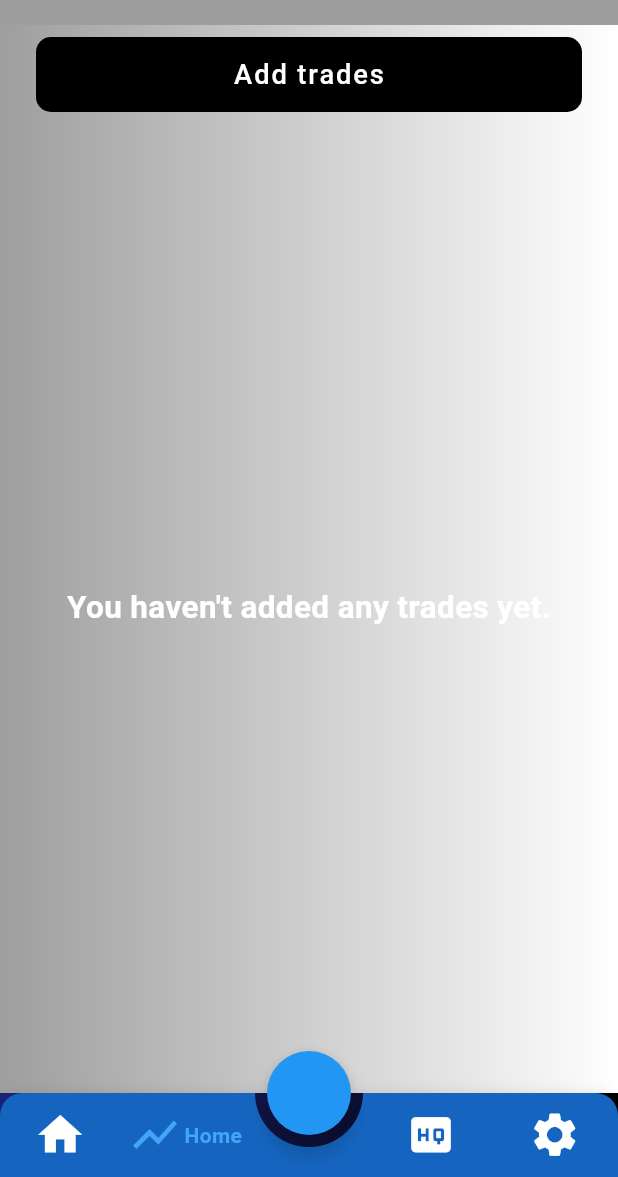
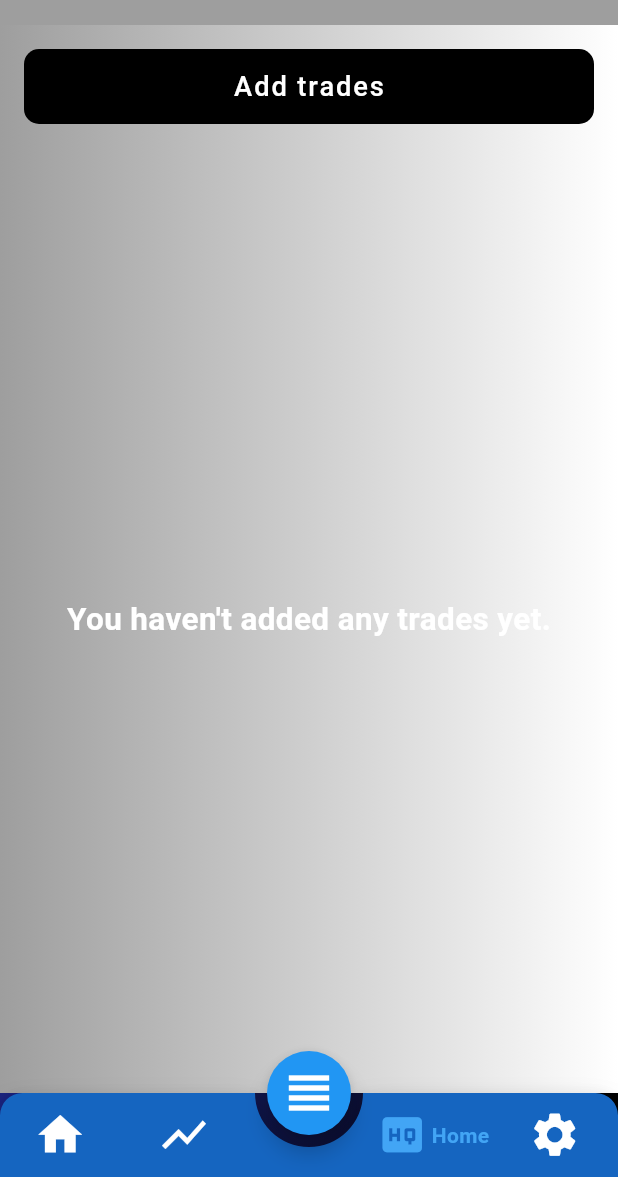
Before and after one commit to Snojj25/WaveRSM_app, a Flutter app: the TradesScreen screen opened directly with empty values, on a phone screen of 412 x 824 dp, the part 59-1236 px from its top. Run offline on Flutter 3.47's test engine with Material 2 defaults, Android fonts, the phone set to English and light mode, and no system bars; drawn by our look-alikes of animated_bottom_navigation_bar; our stand-ins replace carousel_slider, cloud_firestore, file_picker, firebase_auth, firebase_storage, font_awesome_flutter and 5 more; missing offline and left inert: firebase_ml_vision, global_configuration; accounts and stored records are empty.

Commit message:
updated flutter version

```diff
--- a/lib/main.dart
+++ b/lib/main.dart
@@ -48,7 +48,6 @@ class MyApp extends StatelessWidget {
                   black: Typography.blackHelsinki,
                   white: Typography.whiteMountainView,
                 ),
-                cursorColor: Colors.white,
                 hintColor: Colors.white60,
                 textTheme: TextTheme(
                   bodyText1: TextStyle(color: Colors.grey[600]),
--- a/lib/screens/trades/trade_stats/chart_helpers.dart
+++ b/lib/screens/trades/trade_stats/charts/chart_helpers.dart
@@ -1,9 +1,9 @@
 import 'package:flutter/material.dart';
 import 'package:intl/intl.dart';
 
-import '../../../models/trade.model.dart';
-import 'charts/circular_symbol_chart.dart';
-import 'charts/column_symbols_chart.dart';
+import '../../../../models/trade.model.dart';
+import 'circular_symbol_chart.dart';
+import 'column_symbols_chart.dart';
 
 // & 2. SYMBOL PROFIT CHART ==========================================
 // & ================================================================
--- a/lib/screens/trades/trade_stats/charts/circular_symbol_chart.dart
+++ b/lib/screens/trades/trade_stats/charts/circular_symbol_chart.dart
@@ -2,7 +2,7 @@ import 'package:flutter/material.dart';
 import 'package:forex_app/screens/trades/trades_screen.dart';
 import 'package:syncfusion_flutter_charts/charts.dart';
 
-import '../chart_helpers.dart';
+import 'chart_helpers.dart';
 
 class CircularSymbolChart extends StatelessWidget {
   final String posNegAll;
--- a/lib/screens/trades/trade_stats/charts/column_symbols_chart.dart
+++ b/lib/screens/trades/trade_stats/charts/column_symbols_chart.dart
@@ -2,7 +2,7 @@ import 'package:flutter/material.dart';
 import 'package:syncfusion_flutter_charts/charts.dart';
 
 import '../../trades_screen.dart';
-import '../chart_helpers.dart';
+import 'chart_helpers.dart';
 
 class ColumnSymbolChart extends StatelessWidget {
   final String posNegAll;
--- a/lib/screens/trades/trade_stats/charts/first_chart.dart
+++ b/lib/screens/trades/trade_stats/charts/first_chart.dart
@@ -3,7 +3,7 @@ import 'package:syncfusion_flutter_charts/charts.dart';
 
 import '../../../../models/trade.model.dart';
 import '../../trades_screen.dart';
-import '../chart_helpers.dart';
+import 'chart_helpers.dart';
 
 // * 1. PROFIT BY MONTH CHART =======================================
 // * ================================================================
--- a/lib/screens/trades/trades-screen-helpers/image_labeler.dart
+++ b/lib/screens/trades/trades-screen-helpers/image_labeler.dart
@@ -31,7 +31,7 @@ class _TradeImageLabelerState extends State<TradeImageLabeler> {
       children: [
         Padding(
           padding: const EdgeInsets.all(8.0),
-          child: FlatButton(
+          child: TextButton(
             onPressed: () async {
               setState(() {
                 isLoading = true;
--- a/lib/screens/trades/trades_screen.dart
+++ b/lib/screens/trades/trades_screen.dart
@@ -1,6 +1,9 @@
 import 'package:flutter/foundation.dart';
 import 'package:flutter/material.dart';
+import 'package:forex_app/screens/settings/app_settings.config.dart';
 import 'package:forex_app/shared/bottom_nav_bar.dart';
+import 'package:forex_app/shared/overlays.dart';
+import 'package:global_configuration/global_configuration.dart';
 import 'package:provider/provider.dart';
 
 import './trades-screen-helpers/all_trades.dart';
@@ -13,10 +16,88 @@ import '../../shared/app_drawer.dart';
 
 List<Trade> allTrades = [];
 
-class TradesScreen extends StatelessWidget {
+class TradesScreen extends StatefulWidget {
   const TradesScreen({Key key, @required this.colorScheme}) : super(key: key);
   static const routeName = "trades-screen";
   final String colorScheme;
+
+  @override
+  _TradesScreenState createState() => _TradesScreenState();
+}
+
+class _TradesScreenState extends State<TradesScreen>
+    with SingleTickerProviderStateMixin {
+  bool isLoading = true;
+  String colorScheme;
+  bool isModalOpen = false;
+
+  List<OverlayEntry> _entries;
+
+  AnimationController _controller;
+  Animation<double> _animation1;
+  Animation<double> _animation2;
+  Animation<double> _animation3;
+
+  List<Animation> _animations;
+
+  List<dynamic> _functions;
+
+  List<IconData> _icons = [Icons.ac_unit, Icons.feedback, Icons.pie_chart];
+
+  @override
+  void initState() {
+    getColorScheme().then((value) {
+      GlobalConfiguration().addValue("colorScheme", value);
+      setState(() {
+        colorScheme = value;
+      });
+    }).catchError((err) {
+      print("error code: failed home screen init state color scheme set");
+      print(err);
+    });
+    isLoading = false;
+
+    _controller = AnimationController(
+      vsync: this,
+      duration: Duration(milliseconds: 800),
+    );
+    _animation1 = Tween<double>(begin: 1, end: 0.15).animate(
+      CurvedAnimation(
+        parent: _controller,
+        curve: Interval(0.0, 0.6, curve: Curves.decelerate),
+      ),
+    );
+    _animation2 = Tween<double>(begin: 1, end: 0.08).animate(
+      CurvedAnimation(
+        parent: _controller,
+        curve: Interval(0.0, 0.8, curve: Curves.decelerate),
+      ),
+    );
+    _animation3 = Tween<double>(begin: 1, end: 0.01).animate(
+      CurvedAnimation(
+        parent: _controller,
+        curve: Interval(0.0, 1.0, curve: Curves.decelerate),
+      ),
+    );
+
+    _animations = [_animation1, _animation2, _animation3];
+
+    void f1() {
+      print("f1");
+    }
+
+    void f2() {
+      print("f2");
+    }
+
+    void f3() {
+      print("f3");
+    }
+
+    _functions = [f1, f2, f3];
+
+    super.initState();
+  }
 
   @override
   Widget build(BuildContext context) {
@@ -25,15 +106,17 @@ class TradesScreen extends StatelessWidget {
       // backgroundColor: Colors.red,
       appBar: AppBar(
         backgroundColor:
-            colorScheme == "dark" ? Colors.black : Colors.grey[500],
+            widget.colorScheme == "dark" ? Colors.black : Colors.grey[500],
         elevation: 0,
         iconTheme: IconThemeData(
-            color: colorScheme == "dark" ? Colors.white : Colors.black),
-        brightness: colorScheme == "dark" ? Brightness.dark : Brightness.light,
+            color: widget.colorScheme == "dark" ? Colors.white : Colors.black),
+        brightness:
+            widget.colorScheme == "dark" ? Brightness.dark : Brightness.light,
         title: Text(
           'Your Trades',
           style: TextStyle(
-              color: colorScheme == "dark" ? Colors.white : Colors.black),
+              color:
+                  widget.colorScheme == "dark" ? Colors.white : Colors.black),
         ),
         actions: [
           IconButton(
@@ -43,7 +126,8 @@ class TradesScreen extends StatelessWidget {
                   .push(
                     MaterialPageRoute(
                       builder: (ctx) => TradeStatsScreen(
-                          allTrades: allTrades, colorScheme: colorScheme),
+                          allTrades: allTrades,
+                          colorScheme: widget.colorScheme),
                     ),
                   )
                   .catchError((err) => {
@@ -54,13 +138,13 @@ class TradesScreen extends StatelessWidget {
         ],
       ),
       //  ================================================================
-      drawer:
-          AppDrawer(colorScheme: colorScheme, userData: userData, active: 1),
+      drawer: AppDrawer(
+          colorScheme: widget.colorScheme, userData: userData, active: 1),
       //  ================================================================
       body: Container(
         decoration: BoxDecoration(
           gradient: LinearGradient(
-            colors: colorScheme == "dark"
+            colors: widget.colorScheme == "dark"
                 ? [Colors.indigo[900], Colors.grey[900]]
                 : [Colors.grey[500], Colors.white],
           ),
@@ -68,17 +152,24 @@ class TradesScreen extends StatelessWidget {
         child: img_labeler.TradeImageLabeler(),
       ),
       //  ================================================================
-      bottomNavigationBar: BottomNavBar(colorScheme: colorScheme, activeIdx: 1),
-      floatingActionButton: FloatingActionButton(onPressed: () {
-        // setState(() {
-        //   if (isModalOpen) {
-        //     removeOverlay(context);
-        //   } else {
-        //     showOverlay(context);
-        //   }
-        //   isModalOpen = !isModalOpen;
-        // });
-      }),
+      bottomNavigationBar:
+          BottomNavBar(colorScheme: widget.colorScheme, activeIdx: 2),
+      floatingActionButton: FloatingActionButton(
+          child: Icon(
+            isModalOpen ? Icons.close : Icons.view_headline,
+            size: 40,
+          ),
+          onPressed: () {
+            setState(() {
+              if (isModalOpen) {
+                removeOverlay(context, _controller, _entries);
+              } else {
+                _entries = showOverlay(
+                    context, _controller, _animations, _functions, _icons);
+              }
+              isModalOpen = !isModalOpen;
+            });
+          }),
       floatingActionButtonLocation: FloatingActionButtonLocation.centerDocked,
     );
   }
```
Also changed, not shown: lib/screens/active_posts/active_posts.dart (added, +80 -0 lines), lib/screens/authenticate/login_screen.dart (+7 -7 lines), lib/screens/authenticate/register_screen.dart (+8 -7 lines), lib/screens/first_screen/first_screen.dart (deleted, +0 -33 lines), lib/screens/home_screen/home_screen.dart (+46 -94 lines), lib/screens/posts/new_post_helpers/photo_post.dart (+11 -9 lines), lib/screens/posts/new_post_helpers/video_post.dart (+11 -9 lines), lib/screens/trades/trade_stats/trade_stats_screen.dart (+41 -49 lines), lib/shared/bottom_nav_bar.dart (+5 -5 lines), lib/shared/overlays.dart (added, +109 -0 lines), pubspec.yaml (+9 -2 lines), assets/stock_photos/random1.jpeg (deleted), pubspec.lock.
